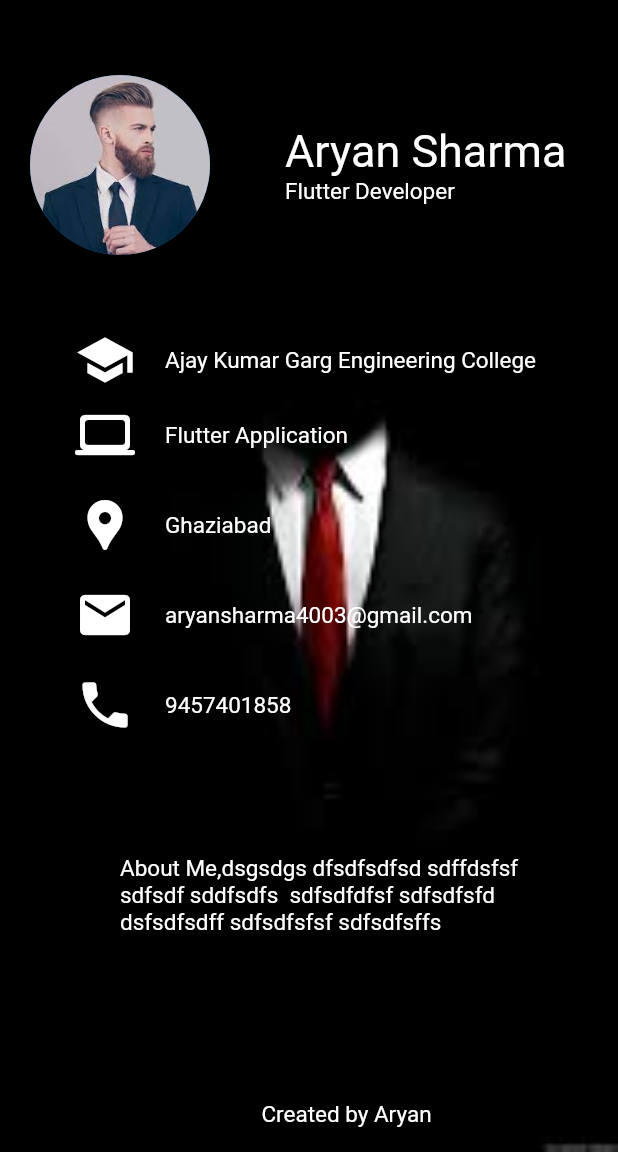
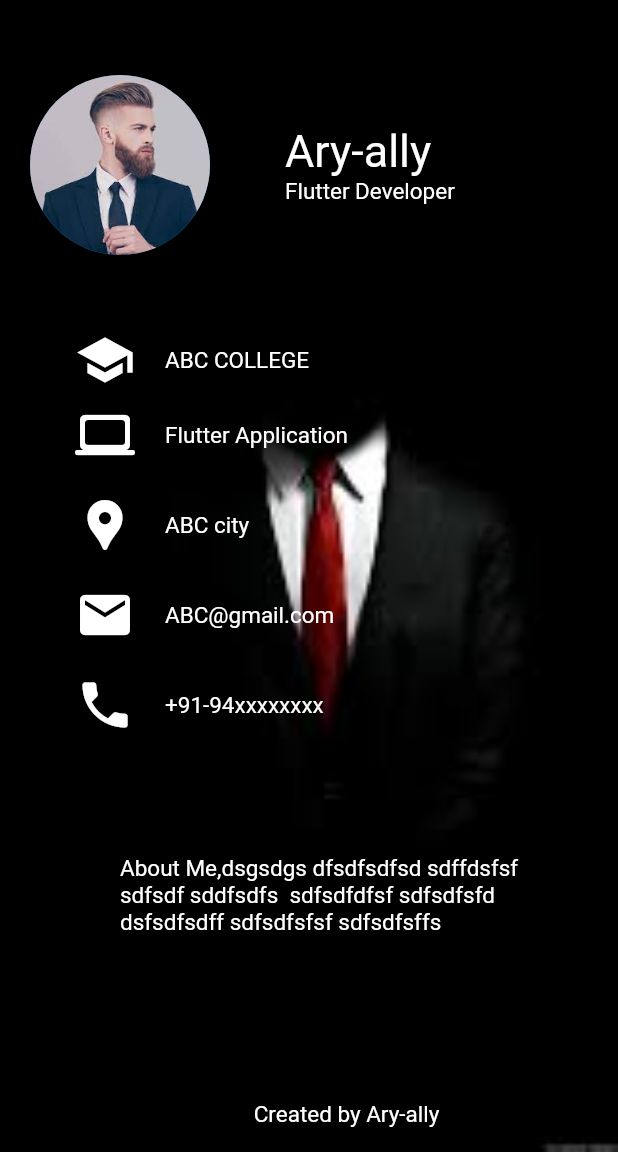
Before and after one commit to ary-ally/Portfolio-app-using-flutter, a Flutter app: the screen it shows after launch, on a phone screen of 412 x 824 dp, the part 84-1236 px from its top. Run offline on Flutter 3.47's test engine with Material 2 defaults, Android fonts, the phone set to English and light mode, and no system bars.

Commit message:
Initial commit

```diff
--- a/lib/main.dart
+++ b/lib/main.dart
@@ -39,7 +39,7 @@ class Home extends StatelessWidget {
                     crossAxisAlignment: CrossAxisAlignment.start,
                     children: <Widget>[
                       Text(
-                        "Aryan Sharma",
+                        "Ary-ally",
                         style: TextStyle(fontSize: 30,color: Colors.white),
                       ),
                       Text(
@@ -68,7 +68,7 @@ class Home extends StatelessWidget {
                           width: 20,
                         ),
                         Text(
-                          "Ajay Kumar Garg Engineering College",
+                          "ABC COLLEGE",
                           style: TextStyle(fontSize: 15,color: Colors.white),
                         ),
                       ],
@@ -102,7 +102,7 @@ class Home extends StatelessWidget {
                           height: 60,
                         ),
                         Text(
-                          "Ghaziabad",
+                          "ABC city",
                           style: TextStyle(fontSize: 15,color: Colors.white),
                         ),
                       ],
@@ -119,7 +119,7 @@ class Home extends StatelessWidget {
                           height: 60,
                         ),
                         Text(
-                          "aryansharma4003@gmail.com",
+                          "ABC@gmail.com",
                           style: TextStyle(fontSize: 15,color: Colors.white),
                         ),
                       ],
@@ -136,7 +136,7 @@ class Home extends StatelessWidget {
                           height: 60,
                         ),
                         Text(
-                          "9457401858",
+                          "+91-94xxxxxxxx",
                           style: TextStyle(fontSize: 15,color: Colors.white),
                         ),
                       ],
@@ -152,7 +152,7 @@ class Home extends StatelessWidget {
                     ),
                     SizedBox(height: 80,),
                     Text(
-                      "Created by Aryan",
+                      "Created by Ary-ally",
                       style: TextStyle(fontSize: 15,color: Colors.white),
 
                     ),
```
